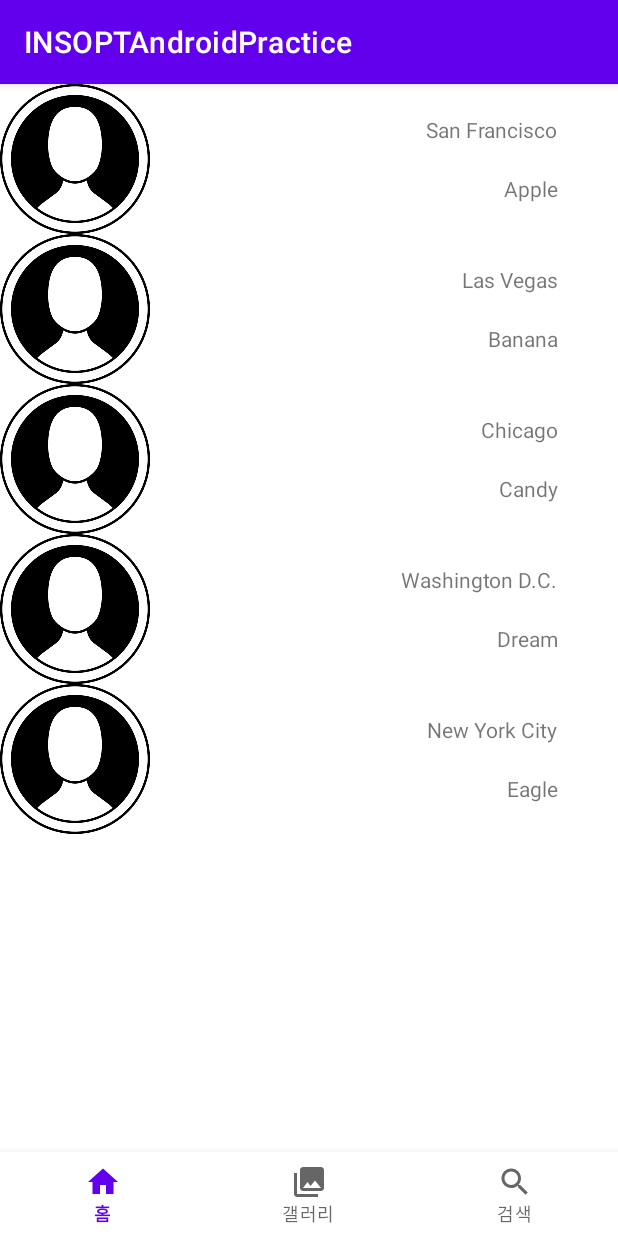
After one commit to IN-SOPT-ANDROID/suhyeon-lee, an Android app: the HomeFragment screen opened directly, with no data from a screen before it, on a phone screen of 412 x 824 dp. The commit adds this screen. Run offline under Robolectric (Android 15) with nearby library versions, the phone set to English and light mode, and no system bars.

Commit message:
[세미나 2] 실습

```diff
--- /dev/null
+++ b/app/src/main/java/org/sopt/sample/HomeFragment.kt
@@ -0,0 +1,39 @@
+package org.sopt.sample
+
+import android.os.Bundle
+import androidx.fragment.app.Fragment
+import android.view.LayoutInflater
+import android.view.View
+import android.view.ViewGroup
+import androidx.fragment.app.viewModels
+import org.sopt.sample.adapter.RepoAdapter
+import org.sopt.sample.data.Repo
+import org.sopt.sample.databinding.FragmentHomeBinding
+
+class HomeFragment : Fragment() {
+    private var _binding: FragmentHomeBinding? = null
+    private val binding get() = requireNotNull(_binding) { "바인딩 객체 생성하고 쓰시오" }
+
+    override fun onCreateView(
+        inflater: LayoutInflater,
+        container: ViewGroup?,
+        savedInstanceState: Bundle?
+    ): View? {
+        _binding = FragmentHomeBinding.inflate(inflater, container, false)
+        return binding.root
+    }
+
+    private val viewModel by viewModels<HomeViewModel>()
+
+    override fun onViewCreated(view: View, savedInstanceState: Bundle?) {
+        super.onViewCreated(view, savedInstanceState)
+        val adapter = RepoAdapter(requireContext())
+        binding.rvRepos.adapter = adapter
+        adapter.setRepoList(viewModel.mockRepoList)
+    }
+
+    override fun onDestroyView() {
+        super.onDestroyView()
+        _binding = null
+    }
+}
--- /dev/null
+++ b/app/src/main/java/org/sopt/sample/HomeViewModel.kt
@@ -0,0 +1,34 @@
+package org.sopt.sample
+
+import androidx.lifecycle.ViewModel
+import org.sopt.sample.data.Repo
+
+class HomeViewModel: ViewModel() {
+    val mockRepoList = listOf<Repo>(
+        Repo(
+            image = R.drawable.basicprofile,
+            name = "San Francisco",
+            author = "Apple"
+        ),
+        Repo(
+            image = R.drawable.basicprofile,
+            name = "Las Vegas",
+            author = "Banana"
+        ),
+        Repo(
+            image = R.drawable.basicprofile,
+            name = "Chicago",
+            author = "Candy"
+        ),
+        Repo(
+            image = R.drawable.basicprofile,
+            name = "Washington D.C.",
+            author = "Dream"
+        ),
+        Repo(
+            image = R.drawable.basicprofile,
+            name = "New York City",
+            author = "Eagle"
+        )
+    )
+}
--- /dev/null
+++ b/app/src/main/java/org/sopt/sample/adapter/RepoAdapter.kt
@@ -0,0 +1,40 @@
+package org.sopt.sample.adapter
+
+import android.content.Context
+import android.view.LayoutInflater
+import android.view.ViewGroup
+import androidx.recyclerview.widget.RecyclerView
+import org.sopt.sample.data.Repo
+import org.sopt.sample.databinding.LayoutGithubRepoBinding
+
+class RepoAdapter(context: Context): RecyclerView.Adapter<RepoAdapter.RepoViewHolder>() {
+    private val inflater by lazy { LayoutInflater.from(context) }
+    private var repoList: List<Repo> = emptyList()
+
+    class RepoViewHolder(private val binding: LayoutGithubRepoBinding)
+    : RecyclerView.ViewHolder(binding.root) {
+        fun onBind(data: Repo) {
+            binding.imgGithubRepo.setImageDrawable(binding.root.context.getDrawable(data.image))
+            binding.txtGithubRepoName.text = data.name
+            binding.txtGithubRepoAuthor.text = data.author
+        }
+    }
+
+    override fun onCreateViewHolder(parent: ViewGroup, viewType: Int): RepoViewHolder {
+        val binding = LayoutGithubRepoBinding.inflate(inflater, parent, false)
+        return RepoViewHolder(binding)
+    }
+
+    override fun onBindViewHolder(holder: RepoViewHolder, position: Int) {
+        holder.onBind(repoList[position])
+    }
+
+    override fun getItemCount(): Int = repoList.size
+
+    fun setRepoList(repoList: List<Repo>) {
+        this.repoList = repoList.toList()
+        notifyDataSetChanged()
+    }
+
+
+}
--- /dev/null
+++ b/app/src/main/java/org/sopt/sample/data/Repo.kt
@@ -0,0 +1,9 @@
+package org.sopt.sample.data
+
+import androidx.annotation.DrawableRes
+
+data class Repo(
+    @DrawableRes val image: Int,
+    val name: String,
+    val author: String
+)
--- /dev/null
+++ b/app/src/main/res/drawable/ic_gallery_white.xml
@@ -0,0 +1,5 @@
+<vector android:height="24dp" android:tint="#FFFFFF"
+    android:viewportHeight="24" android:viewportWidth="24"
+    android:width="24dp" xmlns:android="http://schemas.android.com/apk/res/android">
+    <path android:fillColor="@android:color/white" android:pathData="M22,16L22,4c0,-1.1 -0.9,-2 -2,-2L8,2c-1.1,0 -2,0.9 -2,2v12c0,1.1 0.9,2 2,2h12c1.1,0 2,-0.9 2,-2zM11,12l2.03,2.71L16,11l4,5L8,16l3,-4zM2,6v14c0,1.1 0.9,2 2,2h14v-2L4,20L4,6L2,6z"/>
+</vector>
--- /dev/null
+++ b/app/src/main/res/drawable/ic_home_white.xml
@@ -0,0 +1,5 @@
+<vector android:height="24dp" android:tint="#FFFFFF"
+    android:viewportHeight="24" android:viewportWidth="24"
+    android:width="24dp" xmlns:android="http://schemas.android.com/apk/res/android">
+    <path android:fillColor="@android:color/white" android:pathData="M10,20v-6h4v6h5v-8h3L12,3 2,12h3v8z"/>
+</vector>
--- /dev/null
+++ b/app/src/main/res/drawable/ic_search_white.xml
@@ -0,0 +1,5 @@
+<vector android:height="24dp" android:tint="#FFFFFF"
+    android:viewportHeight="24" android:viewportWidth="24"
+    android:width="24dp" xmlns:android="http://schemas.android.com/apk/res/android">
+    <path android:fillColor="@android:color/white" android:pathData="M15.5,14h-0.79l-0.28,-0.27C15.41,12.59 16,11.11 16,9.5 16,5.91 13.09,3 9.5,3S3,5.91 3,9.5 5.91,16 9.5,16c1.61,0 3.09,-0.59 4.23,-1.57l0.27,0.28v0.79l5,4.99L20.49,19l-4.99,-5zM9.5,14C7.01,14 5,11.99 5,9.5S7.01,5 9.5,5 14,7.01 14,9.5 11.99,14 9.5,14z"/>
+</vector>
--- a/app/src/main/res/layout/activity_home.xml
+++ b/app/src/main/res/layout/activity_home.xml
@@ -1,42 +1,23 @@
 <?xml version="1.0" encoding="utf-8"?>
-<androidx.constraintlayout.widget.ConstraintLayout xmlns:android="http://schemas.android.com/apk/res/android"
+<androidx.constraintlayout.widget.ConstraintLayout
+    xmlns:android="http://schemas.android.com/apk/res/android"
     xmlns:app="http://schemas.android.com/apk/res-auto"
     xmlns:tools="http://schemas.android.com/tools"
     android:layout_width="match_parent"
-    android:layout_height="match_parent"
-    tools:context=".HomeActivity">
+    android:layout_height="match_parent">
 
-    <ImageView
-        android:id="@+id/profile"
-        android:layout_width="100dp"
+    <androidx.fragment.app.FragmentContainerView
+        android:id="@+id/home_container"
+        android:layout_width="match_parent"
         android:layout_height="0dp"
-        app:layout_constraintDimensionRatio="1:1"
-        android:layout_marginTop="130dp"
-        app:layout_constraintEnd_toEndOf="parent"
-        app:layout_constraintStart_toStartOf="parent"
         app:layout_constraintTop_toTopOf="parent"
-        app:srcCompat="@drawable/basicprofile" />
+        app:layout_constraintBottom_toTopOf="@id/bnv"/>
 
-    <TextView
-        android:id="@+id/id_output"
-        android:layout_width="wrap_content"
-        android:layout_height="wrap_content"
-        android:layout_marginTop="12dp"
-        android:text=""
-        android:textSize="20sp"
-        app:layout_constraintEnd_toEndOf="parent"
-        app:layout_constraintStart_toStartOf="parent"
-        app:layout_constraintTop_toBottomOf="@+id/profile" />
-
-    <TextView
-        android:id="@+id/mbti_output"
-        android:layout_width="wrap_content"
-        android:layout_height="wrap_content"
-        android:layout_marginTop="12dp"
-        android:text=""
-        android:textSize="20sp"
-        app:layout_constraintEnd_toEndOf="parent"
-        app:layout_constraintStart_toStartOf="parent"
-        app:layout_constraintTop_toBottomOf="@+id/id_output" />
+    <com.google.android.material.bottomnavigation.BottomNavigationView
+        android:id="@+id/bnv"
+        android:layout_width="match_parent"
+        android:layout_height="56dp"
+        app:layout_constraintBottom_toBottomOf="parent"
+        app:menu="@menu/bottom_navigation_menu" />
 
 </androidx.constraintlayout.widget.ConstraintLayout>
--- /dev/null
+++ b/app/src/main/res/layout/fragment_home.xml
@@ -0,0 +1,17 @@
+<?xml version="1.0" encoding="utf-8"?>
+<androidx.constraintlayout.widget.ConstraintLayout
+    xmlns:android="http://schemas.android.com/apk/res/android"
+    xmlns:tools="http://schemas.android.com/tools"
+    android:layout_width="match_parent"
+    android:layout_height="match_parent"
+    xmlns:app="http://schemas.android.com/apk/res-auto">
+
+    <androidx.recyclerview.widget.RecyclerView
+        android:id="@+id/rv_repos"
+        android:layout_width="match_parent"
+        android:layout_height="match_parent"
+        android:orientation="vertical"
+        app:layoutManager="androidx.recyclerview.widget.LinearLayoutManager"
+        tools:listitem="@layout/layout_github_repo" />
+
+</androidx.constraintlayout.widget.ConstraintLayout>
--- /dev/null
+++ b/app/src/main/res/layout/layout_github_repo.xml
@@ -0,0 +1,36 @@
+<?xml version="1.0" encoding="utf-8"?>
+<androidx.constraintlayout.widget.ConstraintLayout xmlns:android="http://schemas.android.com/apk/res/android"
+    android:layout_width="match_parent"
+    android:layout_height="wrap_content"
+    xmlns:app="http://schemas.android.com/apk/res-auto"
+    xmlns:tools="http://schemas.android.com/tools">
+
+    <ImageView
+        android:id="@+id/img_github_repo"
+        android:layout_width="0dp"
+        android:layout_height="100dp"
+        app:layout_constraintDimensionRatio="1"
+        app:layout_constraintStart_toStartOf="parent"
+        app:layout_constraintTop_toTopOf="parent"
+        tools:src="@drawable/basicprofile" />
+
+    <TextView
+        android:id="@+id/txt_github_repo_name"
+        android:layout_width="wrap_content"
+        android:layout_height="wrap_content"
+        android:layout_marginEnd="40dp"
+        app:layout_constraintBottom_toTopOf="@id/txt_github_repo_author"
+        app:layout_constraintEnd_toEndOf="parent"
+        app:layout_constraintTop_toTopOf="@id/img_github_repo"
+        tools:text="Repo Name" />
+
+    <TextView
+        android:id="@+id/txt_github_repo_author"
+        android:layout_width="wrap_content"
+        android:layout_height="wrap_content"
+        app:layout_constraintBottom_toBottomOf="@id/img_github_repo"
+        app:layout_constraintEnd_toEndOf="@id/txt_github_repo_name"
+        app:layout_constraintTop_toBottomOf="@id/txt_github_repo_name"
+        tools:text="Suhyeon Lee" />
+
+</androidx.constraintlayout.widget.ConstraintLayout>
--- /dev/null
+++ b/app/src/main/res/menu/bottom_navigation_menu.xml
@@ -0,0 +1,18 @@
+<?xml version="1.0" encoding="utf-8"?>
+<menu xmlns:android="http://schemas.android.com/apk/res/android">
+    <item
+        android:id="@+id/bnv_home"
+        android:enabled="true"
+        android:icon="@drawable/ic_home_white"
+        android:title="홈"/>
+    <item
+        android:id="@+id/bnv_gallery"
+        android:enabled="true"
+        android:icon="@drawable/ic_gallery_white"
+        android:title="갤러리"/>
+    <item
+        android:id="@+id/bnv_search"
+        android:enabled="true"
+        android:icon="@drawable/ic_search_white"
+        android:title="검색"/>
+</menu>
--- a/app/src/main/res/values/strings.xml
+++ b/app/src/main/res/values/strings.xml
@@ -1,3 +1,5 @@
 <resources>
     <string name="app_name">INSOPTAndroidPractice</string>
+    <!-- TODO: Remove or change this placeholder text -->
+    <string name="hello_blank_fragment">Hello blank fragment</string>
 </resources>
```
Also changed, not shown: app/build.gradle (+7 -2 lines), app/src/main/java/org/sopt/sample/GalleryFragment.kt (added, +32 -0 lines), app/src/main/java/org/sopt/sample/HomeActivity.kt (+25 -5 lines), app/src/main/java/org/sopt/sample/SearchFragment.kt (added, +21 -0 lines), app/src/main/res/layout/fragment_gallery.xml (added, +14 -0 lines), app/src/main/res/layout/fragment_search.xml (added, +14 -0 lines).
